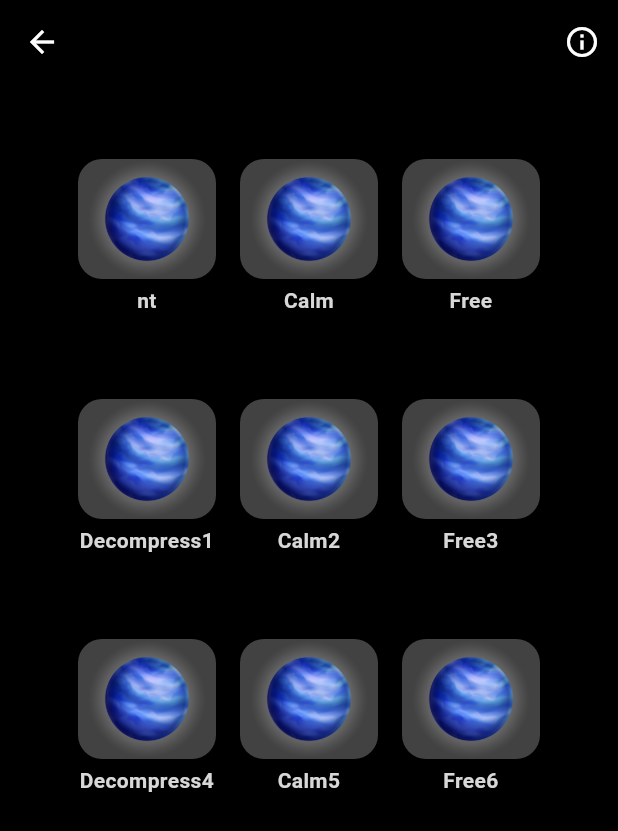
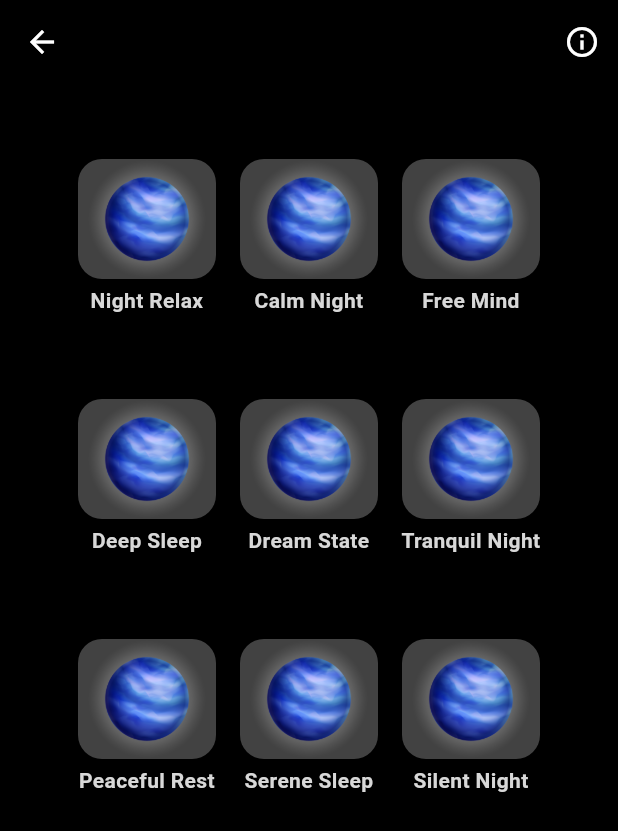
Before and after one commit to nayan1306/aarav, a Flutter app: the NightTimePage screen opened directly, on a phone screen of 412 x 824 dp. Shown: the top 831 px of the screen. Run offline on Flutter 3.47's test engine with Material 3 defaults, Android fonts, the phone set to English and light mode, and no system bars; our stand-ins replace audioplayers, hive, hive_flutter, image_picker, salomon_bottom_bar, table_calendar and 1 more; missing offline and left inert: flutter_sound_record; accounts and stored records are empty.

Commit message:
added duratioins as a parameter in nighttime page page

```diff
--- a/lib/Pages/breathing/breathingpages/nighttimepage.dart
+++ b/lib/Pages/breathing/breathingpages/nighttimepage.dart
@@ -6,21 +6,56 @@ class NightTimePage extends StatefulWidget {
   const NightTimePage({super.key});
 
   @override
-  State<NightTimePage> createState() => _CalmPageState();
+  State<NightTimePage> createState() => _NightTimePageState();
 }
 
-class _CalmPageState extends State<NightTimePage> {
-  // TODO: Change the title and  image Link
+class _NightTimePageState extends State<NightTimePage> {
   final List<Map<String, dynamic>> breathingExercises = [
-    {"title": "nt", "image": "assets/images/sphere.png"},
-    {"title": "Calm", "image": "assets/images/sphere.png"},
-    {"title": "Free", "image": "assets/images/sphere.png"},
-    {"title": "Decompress1", "image": "assets/images/sphere.png"},
-    {"title": "Calm2", "image": "assets/images/sphere.png"},
-    {"title": "Free3", "image": "assets/images/sphere.png"},
-    {"title": "Decompress4", "image": "assets/images/sphere.png"},
-    {"title": "Calm5", "image": "assets/images/sphere.png"},
-    {"title": "Free6", "image": "assets/images/sphere.png"},
+    {
+      "title": "Night Relax",
+      "image": "assets/images/sphere.png",
+      "durations": [4, 2, 4, 2],
+    },
+    {
+      "title": "Calm Night",
+      "image": "assets/images/sphere.png",
+      "durations": [5, 3, 5, 3],
+    },
+    {
+      "title": "Free Mind",
+      "image": "assets/images/sphere.png",
+      "durations": [6, 4, 6, 4],
+    },
+    {
+      "title": "Deep Sleep",
+      "image": "assets/images/sphere.png",
+      "durations": [4, 2, 4, 2],
+    },
+    {
+      "title": "Dream State",
+      "image": "assets/images/sphere.png",
+      "durations": [5, 3, 5, 3],
+    },
+    {
+      "title": "Tranquil Night",
+      "image": "assets/images/sphere.png",
+      "durations": [6, 4, 6, 4],
+    },
+    {
+      "title": "Peaceful Rest",
+      "image": "assets/images/sphere.png",
+      "durations": [4, 2, 4, 2],
+    },
+    {
+      "title": "Serene Sleep",
+      "image": "assets/images/sphere.png",
+      "durations": [5, 3, 5, 3],
+    },
+    {
+      "title": "Silent Night",
+      "image": "assets/images/sphere.png",
+      "durations": [6, 4, 6, 4],
+    },
   ];
 
   Widget _buildBreathingTileRow(List<Map<String, dynamic>> items) {
@@ -34,14 +69,14 @@ class _CalmPageState extends State<NightTimePage> {
                 assetImagePath: exercise["image"],
                 title: exercise["title"],
                 onTap: () {
-                  print("Tapped: ${exercise["title"]}"); // Debug log
+                  print("Tapped: ${exercise["title"]}");
                   Navigator.of(context).push(
                     MaterialPageRoute(
                       builder:
                           (context) => BreathingLandingPage(
                             assetImagePath: exercise["image"],
                             title: exercise["title"],
-                            durations: [2, 1, 2, 1],
+                            durations: exercise["durations"],
                           ),
                     ),
                   );
```
